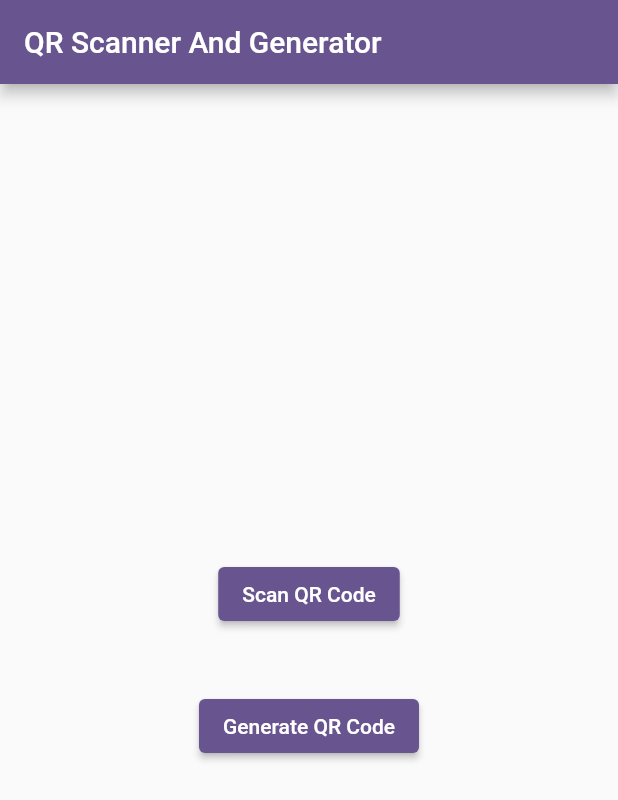
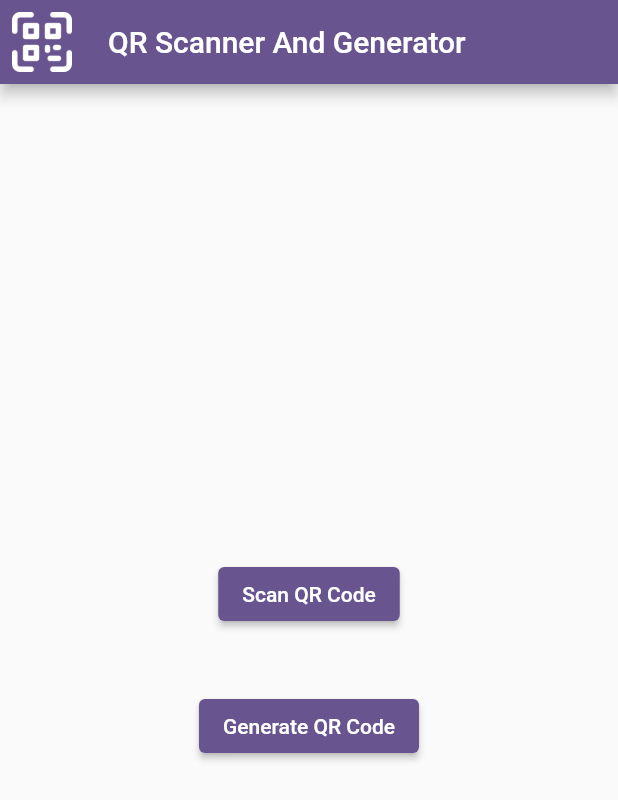
Before and after one commit to MosasaUnited/QR-Scanner-And-Generator, a Flutter app: the screen it shows after launch, on a phone screen of 412 x 824 dp. Shown: the top 800 px of the screen. Run offline on Flutter 3.47's test engine with Material 3 defaults, Android fonts, the phone set to English and light mode, and no system bars; our stand-ins replace qr_flutter; missing offline and left inert: flutter_barcode_scanner.

Commit message:
AddAppBarIcon

```diff
--- a/lib/home.dart
+++ b/lib/home.dart
@@ -14,6 +14,12 @@ class _HomePageState extends State<HomePage> {
   Widget build(BuildContext context) {
     return Scaffold(
       appBar: AppBar(
+        leading: const Padding(
+          padding: EdgeInsets.all(8.0),
+          child: ImageIcon(
+            AssetImage('assets/icon/qr-code.png'),
+          ),
+        ),
         title: const Text('QR Scanner And Generator'),
       ),
       body: Center(
--- a/pubspec.yaml
+++ b/pubspec.yaml
@@ -34,7 +34,7 @@ dependencies:
   cupertino_icons: ^1.0.6
   qr_flutter: ^4.1.0
   flutter_barcode_scanner: ^2.0.0
-  flutter_bloc: ^8.1.4
+  flutter_launcher_icons: ^0.13.1
 
 
 
@@ -61,7 +61,8 @@ flutter:
   uses-material-design: true
 
   # To add assets to your application, add an assets section, like this:
-  # assets:
+  assets:
+      - assets/icon/
   #   - images/a_dot_burr.jpeg
   #   - images/a_dot_ham.jpeg
 
```
Also changed, not shown: assets/icon/qr-code.png (added), pubspec.lock.
